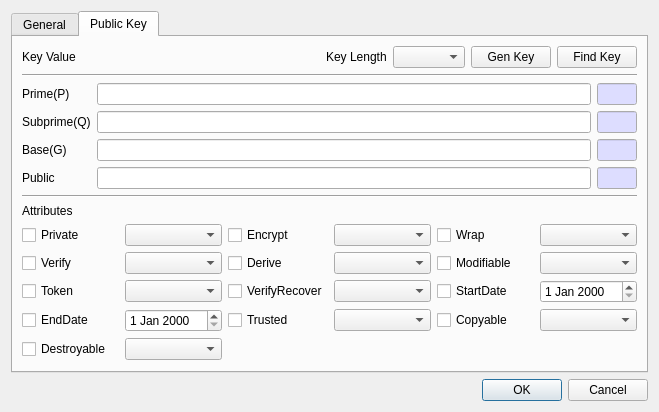
jykim74/CryptokiMan, file CryptokiMan/create_dsa_pub_key_dlg.ui: the form before one commit.
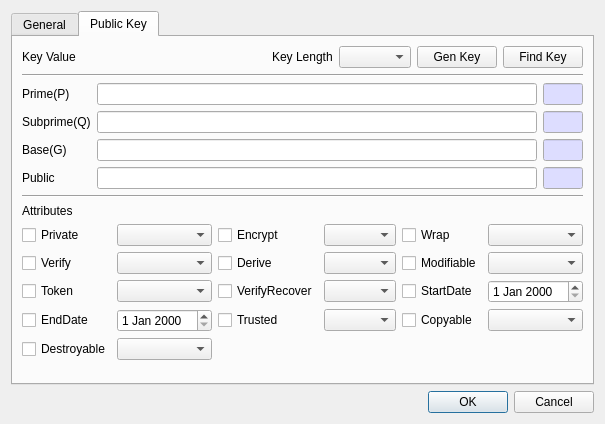
The form after the commit.

Patch:
```diff
--- a/CryptokiMan/create_dsa_pub_key_dlg.ui
+++ b/CryptokiMan/create_dsa_pub_key_dlg.ui
@@ -6,8 +6,8 @@
    <rect>
     <x>0</x>
     <y>0</y>
-    <width>659</width>
-    <height>396</height>
+    <width>581</width>
+    <height>424</height>
    </rect>
   </property>
   <property name="windowTitle">
```
